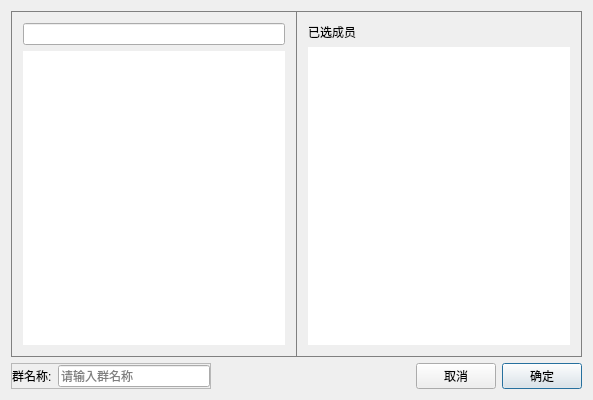
First picture: the form in JChat/SelectMemberWidget.ui, repository jpush/jchat-windows, before the edit.
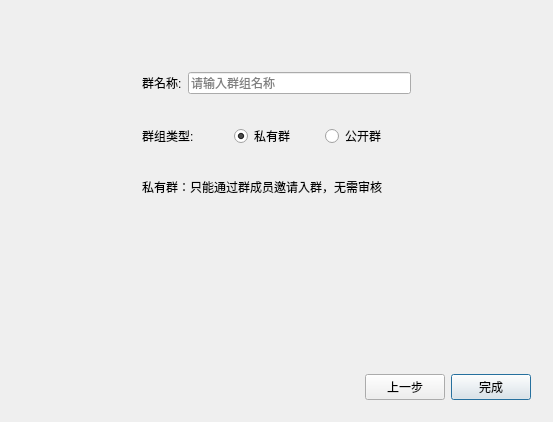
Second picture: the form after the edit. The open tabs and pages were chosen to show the change. Icons and pictures are not drawn.

Commit message: 创建公有群,查看搜索群

```diff
--- a/JChat/SelectMemberWidget.ui
+++ b/JChat/SelectMemberWidget.ui
@@ -6,14 +6,21 @@
    <rect>
     <x>0</x>
     <y>0</y>
-    <width>593</width>
-    <height>400</height>
+    <width>553</width>
+    <height>422</height>
    </rect>
   </property>
   <property name="windowTitle">
    <string>SelectMemberWidget</string>
   </property>
-  <layout class="QVBoxLayout" name="verticalLayout_3">
+  <layout class="QHBoxLayout" name="horizontalLayout_8">
+   <item>
+    <widget class="QStackedWidget" name="stackedWidget">
+     <property name="currentIndex">
+      <number>0</number>
+     </property>
+     <widget class="QWidget" name="page">
+      <layout class="QVBoxLayout" name="verticalLayout_4">
    <item>
     <widget class="QFrame" name="frame">
      <property name="styleSheet">
@@ -183,7 +190,7 @@
         <item>
          <widget class="QLineEdit" name="lineEdit">
           <property name="placeholderText">
-           <string>请输入群名称</string>
+               <string>请输入群组名称</string>
           </property>
          </widget>
         </item>
@@ -220,7 +227,208 @@
        </property>
       </widget>
      </item>
-    </layout>
+         <item>
+          <widget class="QPushButton" name="btnNext">
+           <property name="text">
+            <string>下一步</string>
+           </property>
+           <property name="default">
+            <bool>true</bool>
+           </property>
+          </widget>
+         </item>
+        </layout>
+       </item>
+      </layout>
+     </widget>
+     <widget class="QWidget" name="page_2">
+      <layout class="QVBoxLayout" name="verticalLayout_5">
+       <item>
+        <layout class="QVBoxLayout" name="verticalLayout_3">
+         <property name="spacing">
+          <number>30</number>
+         </property>
+         <property name="leftMargin">
+          <number>120</number>
+         </property>
+         <property name="rightMargin">
+          <number>120</number>
+         </property>
+         <item>
+          <layout class="QHBoxLayout" name="horizontalLayout_7">
+           <item>
+            <spacer name="horizontalSpacer_2">
+             <property name="orientation">
+              <enum>Qt::Horizontal</enum>
+             </property>
+             <property name="sizeHint" stdset="0">
+              <size>
+               <width>40</width>
+               <height>20</height>
+              </size>
+             </property>
+            </spacer>
+           </item>
+           <item>
+            <widget class="QLabel" name="labelAvatar">
+             <property name="maximumSize">
+              <size>
+               <width>100</width>
+               <height>100</height>
+              </size>
+             </property>
+             <property name="text">
+              <string/>
+             </property>
+             <property name="pixmap">
+              <pixmap resource="Resource.qrc">:/image/resource/群组头像60px.png</pixmap>
+             </property>
+             <property name="scaledContents">
+              <bool>true</bool>
+             </property>
+            </widget>
+           </item>
+           <item>
+            <spacer name="horizontalSpacer_3">
+             <property name="orientation">
+              <enum>Qt::Horizontal</enum>
+             </property>
+             <property name="sizeHint" stdset="0">
+              <size>
+               <width>40</width>
+               <height>20</height>
+              </size>
+             </property>
+            </spacer>
+           </item>
+          </layout>
+         </item>
+         <item>
+          <layout class="QHBoxLayout" name="horizontalLayout_4">
+           <item>
+            <widget class="QLabel" name="label_4">
+             <property name="text">
+              <string>群名称:</string>
+             </property>
+            </widget>
+           </item>
+           <item>
+            <widget class="QLineEdit" name="lineEditGroupName">
+             <property name="placeholderText">
+              <string>请输入群组名称</string>
+             </property>
+            </widget>
+           </item>
+          </layout>
+         </item>
+         <item>
+          <layout class="QHBoxLayout" name="horizontalLayout_5">
+           <item>
+            <widget class="QLabel" name="label_5">
+             <property name="sizePolicy">
+              <sizepolicy hsizetype="Preferred" vsizetype="Preferred">
+               <horstretch>0</horstretch>
+               <verstretch>0</verstretch>
+              </sizepolicy>
+             </property>
+             <property name="text">
+              <string>群组类型:</string>
+             </property>
+             <property name="wordWrap">
+              <bool>false</bool>
+             </property>
+            </widget>
+           </item>
+           <item>
+            <widget class="QRadioButton" name="radioButton">
+             <property name="sizePolicy">
+              <sizepolicy hsizetype="Minimum" vsizetype="Fixed">
+               <horstretch>0</horstretch>
+               <verstretch>0</verstretch>
+              </sizepolicy>
+             </property>
+             <property name="text">
+              <string>私有群</string>
+             </property>
+             <property name="checked">
+              <bool>true</bool>
+             </property>
+            </widget>
+           </item>
+           <item>
+            <widget class="QRadioButton" name="radioButtonPublic">
+             <property name="sizePolicy">
+              <sizepolicy hsizetype="Minimum" vsizetype="Fixed">
+               <horstretch>0</horstretch>
+               <verstretch>0</verstretch>
+              </sizepolicy>
+             </property>
+             <property name="text">
+              <string>公开群</string>
+             </property>
+            </widget>
+           </item>
+          </layout>
+         </item>
+         <item>
+          <widget class="QLabel" name="label_6">
+           <property name="text">
+            <string>私有群：只能通过群成员邀请入群，无需审核</string>
+           </property>
+          </widget>
+         </item>
+         <item>
+          <spacer name="verticalSpacer">
+           <property name="orientation">
+            <enum>Qt::Vertical</enum>
+           </property>
+           <property name="sizeHint" stdset="0">
+            <size>
+             <width>20</width>
+             <height>60</height>
+            </size>
+           </property>
+          </spacer>
+         </item>
+        </layout>
+       </item>
+       <item>
+        <layout class="QHBoxLayout" name="horizontalLayout_6">
+         <item>
+          <spacer name="horizontalSpacer_4">
+           <property name="orientation">
+            <enum>Qt::Horizontal</enum>
+           </property>
+           <property name="sizeHint" stdset="0">
+            <size>
+             <width>40</width>
+             <height>20</height>
+            </size>
+           </property>
+          </spacer>
+         </item>
+         <item>
+          <widget class="QPushButton" name="btnPrev">
+           <property name="text">
+            <string>上一步</string>
+           </property>
+          </widget>
+         </item>
+         <item>
+          <widget class="QPushButton" name="btnDone">
+           <property name="text">
+            <string>完成</string>
+           </property>
+           <property name="default">
+            <bool>true</bool>
+           </property>
+          </widget>
+         </item>
+        </layout>
+       </item>
+      </layout>
+     </widget>
+    </widget>
    </item>
   </layout>
  </widget>
```
Left out of the diff: 6 changed lines with no effect on the pictures. Lines whose indentation alone changed are shown as unchanged. The commit also changes 17 other files.
